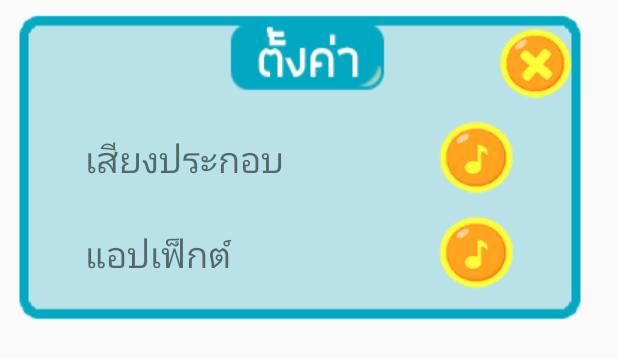
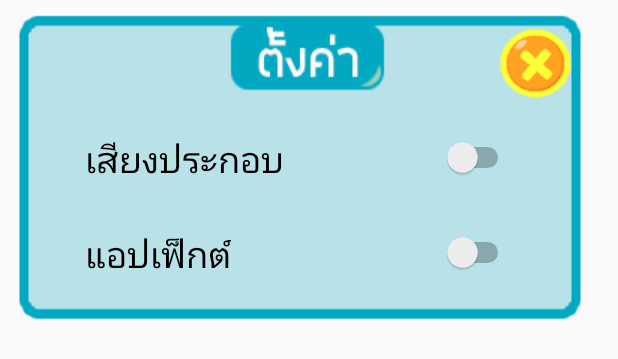
Before and after one commit to yaoFunBan/projectEnd, an Android app: the layout setting_dialog.xml on its own in the app's theme, with its tools: preview values and no code run, on a phone screen of 412 x 824 dp. Shown: the top 359 px of the screen. Run offline under Robolectric (Android 15) with nearby library versions, the phone set to English and light mode, and no system bars.

Commit message:
change toggle button to switch

```diff
--- a/app/src/main/res/layout/setting_dialog.xml
+++ b/app/src/main/res/layout/setting_dialog.xml
@@ -11,6 +11,7 @@
         android:layout_weight="0.5">
 
         <Button
+            android:id="@+id/btn_closes"
             android:layout_width="50dp"
             android:layout_height="50dp"
             android:layout_marginTop="17dp"
@@ -52,17 +53,27 @@
                     android:layout_height="wrap_content"
                     android:layout_centerVertical="true"
                     android:text="เสียงประกอบ"
+                    android:textColor="#000000"
                     android:textSize="24sp" />
 
-                <ToggleButton
-                    android:id="@+id/btn_music"
+                <!--<ToggleButton-->
+                <!--android:id="@+id/btn_music"-->
+                <!--android:layout_width="50dp"-->
+                <!--android:layout_height="50dp"-->
+                <!--android:layout_alignParentRight="true"-->
+                <!--android:layout_centerVertical="true"-->
+                <!--android:background="@drawable/btn_music"-->
+                <!--android:textOff=""-->
+                <!--android:textOn="" />-->
+
+                <Switch
+                    android:id="@+id/sw_music"
                     android:layout_width="50dp"
                     android:layout_height="50dp"
                     android:layout_alignParentRight="true"
                     android:layout_centerVertical="true"
-                    android:background="@drawable/btn_music"
-                    android:textOff=""
-                    android:textOn="" />
+                    android:textOff="ปิด"
+                    android:textOn="เปิด" />
             </RelativeLayout>
 
             <RelativeLayout
@@ -75,17 +86,17 @@
                     android:layout_height="wrap_content"
                     android:layout_centerVertical="true"
                     android:text="แอปเฟ็กต์"
+                    android:textColor="#000000"
                     android:textSize="24sp" />
 
-                <ToggleButton
-                    android:id="@+id/btn_effect"
+                <Switch
+                    android:id="@+id/sw_effect"
                     android:layout_width="50dp"
                     android:layout_height="50dp"
                     android:layout_alignParentRight="true"
                     android:layout_centerVertical="true"
-                    android:background="@drawable/btn_music"
-                    android:textOff=""
-                    android:textOn="" />
+                    android:textOff="ปิด"
+                    android:textOn="เปิด" />
             </RelativeLayout>
 
             <View
```
Also changed, not shown: app/src/main/java/com/example/kimhuang/project/home.java (+16 -4 lines).
